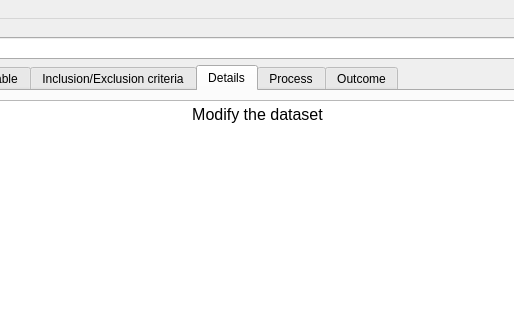
Qt form ui/interface.ui (diegotxegp/hamelin) before a commit; both pictures show x 150 to 664 and y 0 to 320 of the 815 by 630 pixel window.
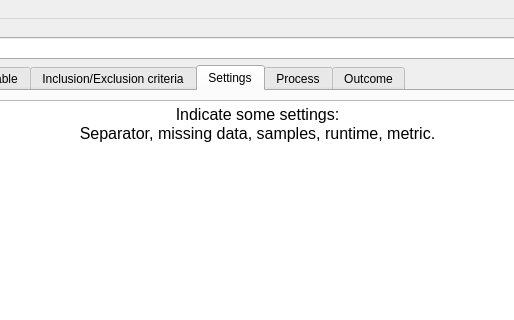
The same form after that commit. The open tabs and pages were chosen to show the change.

Patch:
```diff
--- a/ui/interface.ui
+++ b/ui/interface.ui
@@ -370,7 +370,7 @@
           </widget>
           <widget class="QWidget" name="tab_registry_details">
            <attribute name="title">
-            <string>Details</string>
+            <string>Settings</string>
            </attribute>
            <layout class="QGridLayout" name="gridLayout_9">
             <item row="0" column="0">
@@ -386,7 +386,8 @@
 li.unchecked::marker { content: &quot;\2610&quot;; }
 li.checked::marker { content: &quot;\2612&quot;; }
 &lt;/style&gt;&lt;/head&gt;&lt;body style=&quot; font-family:'Sans Serif'; font-size:9pt; font-weight:400; font-style:normal;&quot;&gt;
-&lt;p align=&quot;center&quot; style=&quot; margin-top:0px; margin-bottom:0px; margin-left:0px; margin-right:0px; -qt-block-indent:0; text-indent:0px;&quot;&gt;&lt;span style=&quot; font-size:12pt;&quot;&gt;Modify the dataset&lt;/span&gt;&lt;/p&gt;&lt;/body&gt;&lt;/html&gt;</string>
+&lt;p align=&quot;center&quot; style=&quot; margin-top:0px; margin-bottom:0px; margin-left:0px; margin-right:0px; -qt-block-indent:0; text-indent:0px;&quot;&gt;&lt;span style=&quot; font-size:12pt;&quot;&gt;Indicate some settings:&lt;/span&gt;&lt;/p&gt;
+&lt;p align=&quot;center&quot; style=&quot; margin-top:0px; margin-bottom:0px; margin-left:0px; margin-right:0px; -qt-block-indent:0; text-indent:0px;&quot;&gt;&lt;span style=&quot; font-size:12pt;&quot;&gt;Separator, missing data, samples, runtime, metric.&lt;/span&gt;&lt;/p&gt;&lt;/body&gt;&lt;/html&gt;</string>
               </property>
              </widget>
             </item>
```
Left out of the diff: 24 changed lines with no effect on the pictures.
